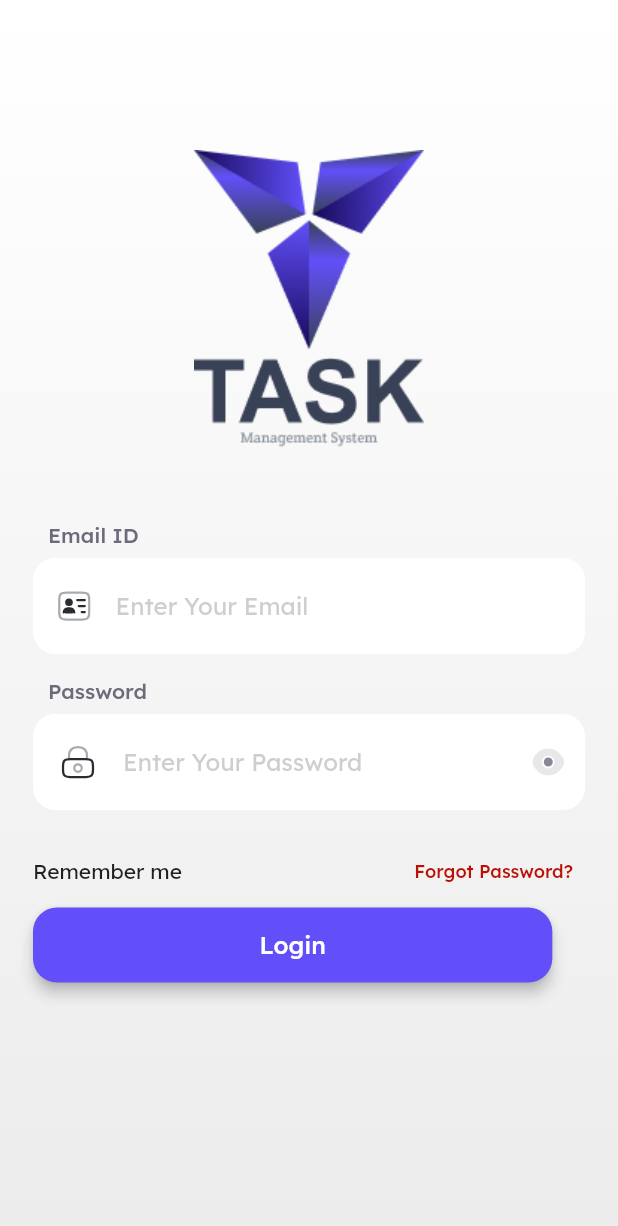
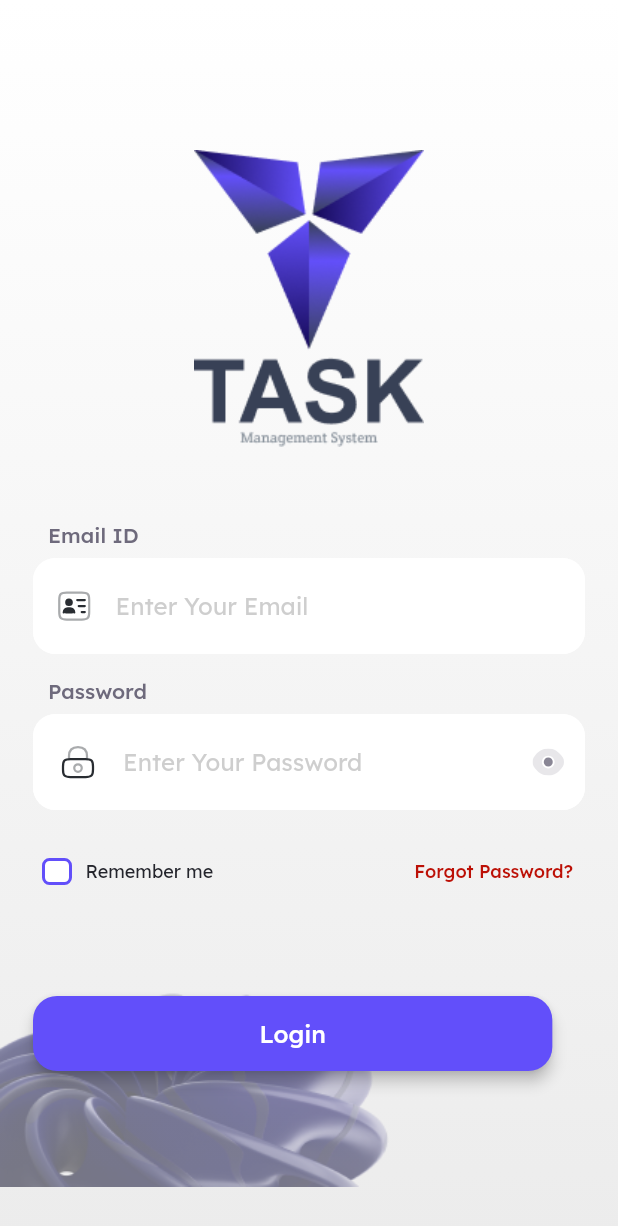
Before and after one commit to yashgandhishaligram/task_app, a Flutter app: the LoginView screen opened by its route, on a phone screen of 412 x 824 dp. Shown: the top 1226 px of the screen. Run offline on Flutter 3.47's test engine with Material 2 defaults, Android fonts, the phone set to English and light mode, and no system bars; our stand-ins replace flutter_svg, get, get_storage; accounts and stored records are empty.

Commit message:
Login Screen UI Integration Completed

```diff
--- a/lib/app/core/constants/images.dart
+++ b/lib/app/core/constants/images.dart
@@ -6,11 +6,13 @@ class AppImages {
   static const String appLogoDarkPNG = "assets/images/app_dark_logo.png";
   static const String bottomLogoLight = "assets/images/bottom_logo_light.png";
   static const String bottomLogoDark = "assets/images/bottom_logo_dark.png";
+  static const String bottomLogo2Dark = "assets/images/bottom_logo2_dark.png";
   static const String centerLogo = "assets/images/center_logo.png";
   static const String appVerticalDarkLogo = "assets/images/app_vertical_dark_logo.png";
   static const String appVerticalLightLogo = "assets/images/app_vertical_light_logo.png";
   static const String appVerticalLightSVGLogo = "assets/svg/app_vertical_light_logo.svg";
   static const String appVerticalDarkSVGLogo = "assets/svg/app_vertical_dark_logo.svg";
+  static const String bottomLightLogo2 = "assets/images/bottom_logo2_light.png";
   static const String emailLightLogo = "assets/svg/email_light_icon.svg";
   static const String emailDarkLogo = "assets/svg/email_dark_icon.svg";
   static const String passwordLightLogo = "assets/svg/password_light_icon.svg";
@@ -19,4 +21,5 @@ class AppImages {
   static const String eyeCloseLightLogo = "assets/svg/eye_close_light_icon.svg";
   static const String eyeOpenLightLogo = "assets/svg/eye_open_light_icon.svg";
   static const String eyeOpenDarkLogo = "assets/svg/eye_open_dark_icon.svg";
+
 }
--- a/lib/app/modules/login/controllers/login_controller.dart
+++ b/lib/app/modules/login/controllers/login_controller.dart
@@ -6,12 +6,23 @@ class LoginController extends GetxController {
   TextEditingController emailController = TextEditingController();
   TextEditingController passwordController = TextEditingController();
   var isObsecure = true.obs;
+  var isRemember = false.obs;
 
   @override
   void onInit() {
     super.onInit();
   }
 
+  void changeRememberUser() {
+    if (isRemember.value == false) {
+      isRemember.value = true;
+    } else if (isRemember.value == true) {
+      isRemember.value = false;
+    }
+    update();
+  }
+
+
   @override
   void onClose() {}
 }
--- a/lib/app/modules/login/views/login_view.dart
+++ b/lib/app/modules/login/views/login_view.dart
@@ -6,6 +6,7 @@ import 'package:task_app/app/core/constants/images.dart';
 import 'package:task_app/app/core/theme/colors.dart';
 import 'package:task_app/app/widget/custom_button.dart';
 
+import '../../../widget/custom_checkbox.dart';
 import '../../../widget/custom_textfield.dart';
 import '../controllers/login_controller.dart';
 
@@ -22,7 +23,9 @@ class LoginView extends GetView<LoginController> {
            backgroundColor: isDarkMode? AppColors.darkBgColor : Colors.transparent,
           body: SingleChildScrollView(
             padding: const EdgeInsets.only(top:100),
-         child: Padding(
+         child: Column(
+           children: [
+             Padding(
                padding: const EdgeInsets.only(left: 22.0,right: 22.0),
                child: Column(
                  crossAxisAlignment: CrossAxisAlignment.start,
@@ -100,7 +103,7 @@ class LoginView extends GetView<LoginController> {
                            child: SvgPicture.asset(
                              isDarkMode ?
                                  controller.isObsecure.value ?
-                             AppImages.eyeCloseDarkLogo:
+                                 AppImages.eyeCloseDarkLogo :
                                  AppImages.eyeOpenDarkLogo :
                              !controller.isObsecure.value ?
                              AppImages.eyeCloseDarkLogo:
@@ -117,10 +120,26 @@ class LoginView extends GetView<LoginController> {
                    Row(
                     mainAxisAlignment: MainAxisAlignment.spaceBetween,
                      children: [
-                   Text("Remember me",
-                   style: TextStyle(
-                     fontSize: 14
-                   ),),
+                       Padding(
+                         padding: const EdgeInsets.only(left: 6.0),
+                         child: Row(
+                           children: [
+                             CustomCheckBox(
+                                 onChanged: () {
+                                   controller.changeRememberUser();
+                                   print(controller.isRemember.value);
+                                 },
+                                 value: controller.isRemember.value),
+                             SizedBox(width: 9),
+                             Text(
+                               "Remember me",
+                               style: TextStyle(fontSize: 12,
+                               fontWeight: FontWeight.w400,
+                               color: isDarkMode ? AppColors.titleTextColor : AppColors.textFieldTextColor),
+                             ),
+                           ],
+                         ),
+                       ),
                        TextButton(onPressed: () {}, child: Text("Forgot Password?",
                        style: TextStyle(
                          fontSize: 12,
@@ -128,14 +147,33 @@ class LoginView extends GetView<LoginController> {
                        ),))
                      ],
                    ),
-
-               CustomButton(onTap: () {},
+                 ],
+               ),
+             ),
+             const SizedBox(height: 8),
+             Stack(
+               children: [
+                 Align(
+                   alignment: Alignment.bottomLeft,
+                   child: Container(
+                     height: isDarkMode ? 190 : 180,
+                     width: isDarkMode?  285 : 260,
+                     child: Image.asset(
+                       isDarkMode? AppImages.bottomLogo2Dark:
+                       AppImages.bottomLightLogo2,
+                     ),
+                   ),
+                 ),
+                 Padding(
+                   padding: EdgeInsets.fromLTRB(22.0,isDarkMode ? 80.0 : 51.0,22.0,30.0),
+                   child: CustomButton(onTap: () {},
                      buttonText: "Login",
-                 contentPadding: EdgeInsets.only(left: 135,top: 15,bottom: 15,right: 135),
-                    btnBGColor: AppColors.appPrimaryColor,)
+                     contentPadding: const EdgeInsets.only(left: 135,top: 15,bottom: 15,right: 135),
+                     btnBGColor: AppColors.appPrimaryColor,),
+                 )
                ],
-
-           ),
+             )
+           ],
          ),
 
           )
--- a/lib/app/modules/welcome/views/welcome_view.dart
+++ b/lib/app/modules/welcome/views/welcome_view.dart
@@ -16,7 +16,7 @@ class WelcomeView extends GetView<WelcomeController> {
     return Scaffold(
       backgroundColor: isDarkMode? AppColors.darkBgColor : AppColors.textWhiteColor,
       body: SingleChildScrollView(
-        physics: const NeverScrollableScrollPhysics(),
+       // physics: const NeverScrollableScrollPhysics(),
         padding: const EdgeInsets.only(top: 80.0),
         child: Column(
           children: [
--- /dev/null
+++ b/lib/app/widget/custom_checkbox.dart
@@ -0,0 +1,43 @@
+import 'package:flutter/material.dart';
+import 'package:task_app/app/core/theme/colors.dart';
+
+class CustomCheckBox extends StatelessWidget {
+  CustomCheckBox({Key? key, required this.onChanged, required this.value})
+      : super(key: key);
+  Function() onChanged;
+  bool value;
+
+  @override
+  Widget build(BuildContext context) {
+    final isDarkMode = Theme.of(context).brightness == Brightness.dark;
+    return GestureDetector(
+      onTap: onChanged,
+      child: Container(
+        width: 20,
+        height: 18,
+        decoration: BoxDecoration(
+          color:
+          isDarkMode?
+          value == true ?
+              AppColors.appPrimaryColor:
+          AppColors.textFieldBGColor :
+          !value?
+          AppColors.textWhiteColor  :
+            AppColors.appPrimaryColor,
+            border: Border.all(
+              width: 2.0,
+                color: value == true ? AppColors.appPrimaryColor : AppColors.appPrimaryColor),
+            borderRadius: BorderRadius.circular(5)),
+        child: value == true
+            ? Center(
+              child: Icon(
+                Icons.check_rounded,
+                color: isDarkMode ? AppColors.textFieldBGColor:AppColors.textWhiteColor,
+                size: 15
+              ),
+            )
+            : null,
+      ),
+    );
+  }
+}
```
Also changed, not shown: assets/images/bottom_logo2_dark.png (added), assets/images/bottom_logo2_light.png (added). Lines whose indentation alone changed are shown as unchanged.
